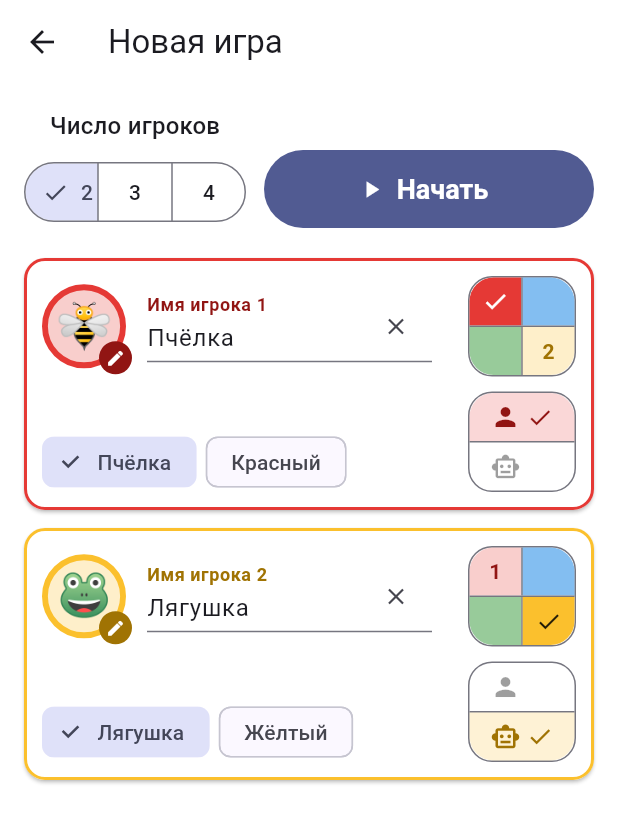
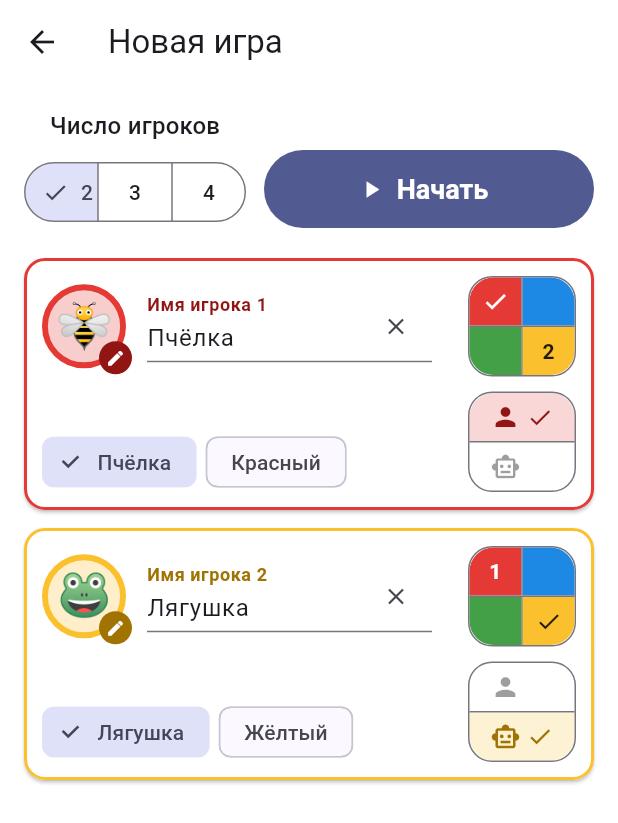
Before and after one commit to sgorbut/trouble, a Flutter app: the SetupScreen screen opened directly, on a phone screen of 412 x 824 dp. Shown: the top 823 px of the screen. Run offline on Flutter 3.47's test engine with Material 3 defaults, Android fonts, the phone set to English and light mode, and no system bars; our stand-ins replace audioplayers, flutter_riverpod, shared_preferences; accounts and stored records are empty.

Commit message:
Секции выбора цвета одного тона, выбор отмечается только галочкой и номером

```diff
--- a/lib/features/setup/setup_screen.dart
+++ b/lib/features/setup/setup_screen.dart
@@ -339,8 +339,8 @@ class _SetupScreenState extends ConsumerState<SetupScreen> {
     );
   }
 
-  /// Секция цвета: выбранный — насыщенный с галочкой, занятый другим игроком —
-  /// бледный с его номером (нажатие меняет игроков цветами), свободный — посередине.
+  /// Секция цвета: цвет всегда одинаковый; выбранный отмечен галочкой, занятый другим
+  /// игроком — его номером (нажатие меняет игроков цветами).
   Widget _colorCell(_Slot slot, PlayerColor color, BorderRadius shape) {
     final selected = slot.color == color;
     final owner = _slots.indexWhere((s) => s.color == color);
@@ -350,7 +350,7 @@ class _SetupScreenState extends ConsumerState<SetupScreen> {
           ? '${color.displayName} — у игрока ${owner + 1}, поменяться'
           : color.displayName,
       child: Material(
-        color: color.color.withValues(alpha: selected ? 1 : (takenByOther ? 0.25 : 0.55)),
+        color: color.color,
         borderRadius: shape,
         child: InkWell(
           onTap: () => _setColor(slot, color),
@@ -363,7 +363,7 @@ class _SetupScreenState extends ConsumerState<SetupScreen> {
                   : takenByOther
                   ? Text(
                       '${owner + 1}',
-                      style: TextStyle(color: color.dark, fontWeight: FontWeight.bold),
+                      style: TextStyle(color: color.onColor, fontWeight: FontWeight.bold),
                     )
                   : null,
             ),
```
